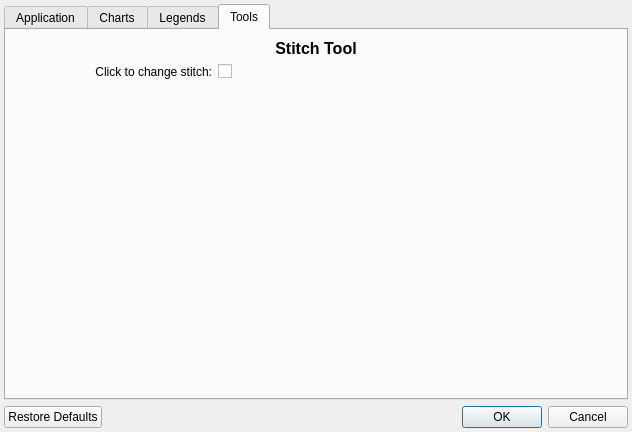
Old version of the form src/settings.ui in the repository iPenguin/CrochetCharts.
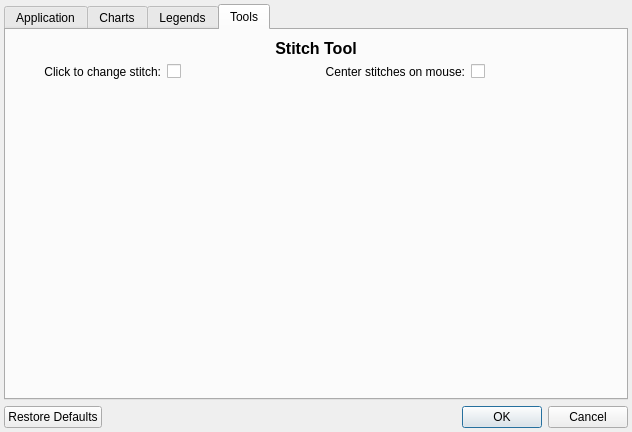
New version of the form.

```diff
--- a/src/settings.ui
+++ b/src/settings.ui
@@ -927,7 +927,24 @@
          </property>
         </widget>
        </item>
-       <item row="2" column="0" colspan="3">
+       <item row="3" column="2">
+        <widget class="QLabel" name="label_33">
+         <property name="text">
+          <string>Center stitches on mouse:</string>
+         </property>
+         <property name="alignment">
+          <set>Qt::AlignRight|Qt::AlignTrailing|Qt::AlignVCenter</set>
+         </property>
+        </widget>
+       </item>
+       <item row="3" column="3">
+        <widget class="QCheckBox" name="centerNewStitchOnMouse">
+         <property name="text">
+          <string/>
+         </property>
+        </widget>
+       </item>
+       <item row="2" column="0" colspan="4">
         <widget class="QLabel" name="label_31">
          <property name="sizePolicy">
           <sizepolicy hsizetype="Preferred" vsizetype="Fixed">
```
